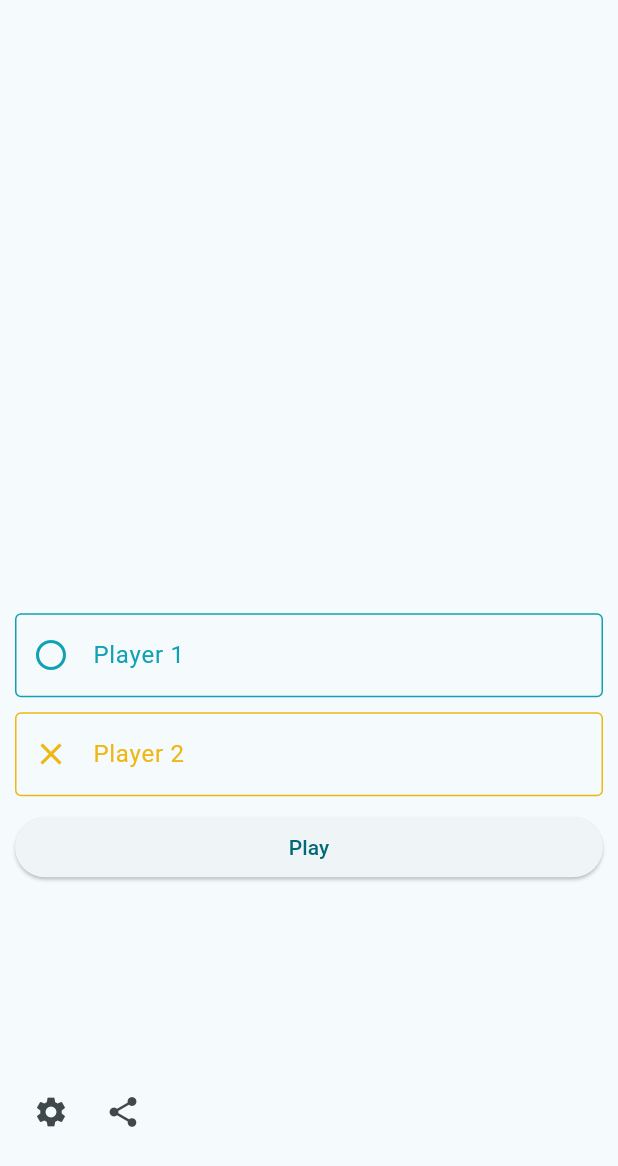
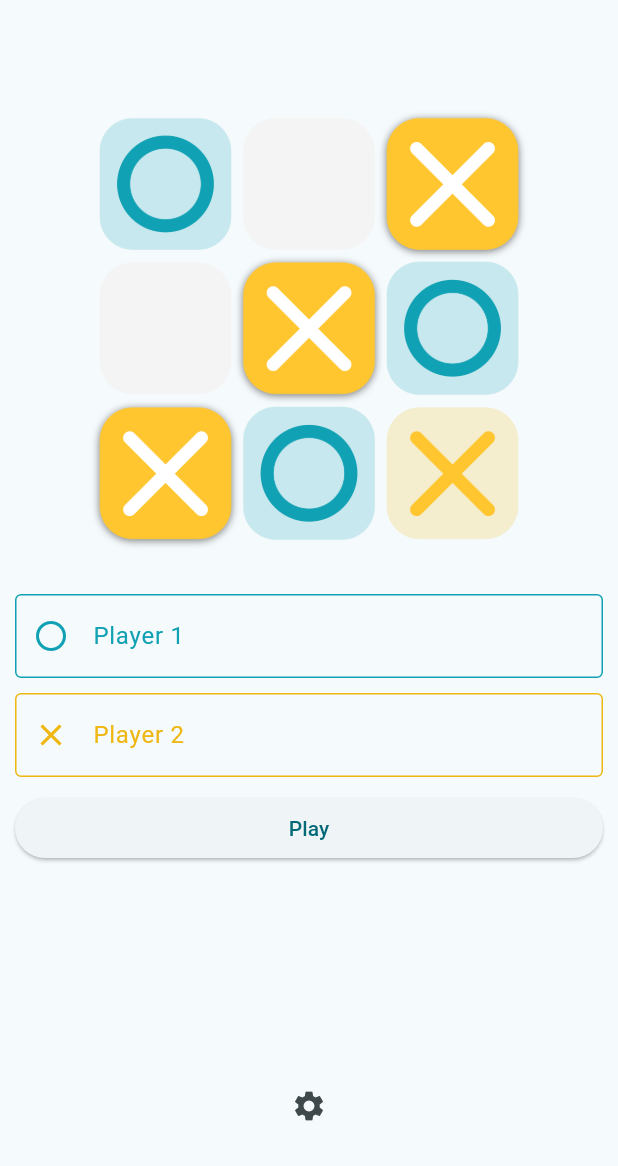
Before and after one commit to box-bm/Minimal-tic-tac-toe, a Flutter app: the screen it shows after launch, on a phone screen of 412 x 824 dp. Shown: the top 1166 px of the screen. Run offline on Flutter 3.47's test engine with Material 2 defaults, Android fonts, the phone set to English and light mode, and no system bars; our stand-ins replace animated_text_kit, bloc, equatable, flutter_bloc, flutter_colorpicker, google_mobile_ads and 1 more; missing offline and left inert: lit_relative_date_time; network calls fail.

Commit message:
added assets for icon app and for presentation

```diff
--- a/lib/screens/presentation.dart
+++ b/lib/screens/presentation.dart
@@ -30,7 +30,11 @@ class Presentation extends StatelessWidget {
           child: Column(
             crossAxisAlignment: CrossAxisAlignment.stretch,
             children: [
-              const Spacer(flex: 7),
+              const Spacer(flex: 1),
+              Expanded(
+                  flex: 5,
+                  child: Image.asset("images/logo.png", fit: BoxFit.fitHeight)),
+              const SizedBox(height: 20),
               BlocBuilder<PlayersBloc, PlayersState>(
                 builder: (context, state) {
                   return Column(
@@ -55,13 +59,15 @@ class Presentation extends StatelessWidget {
                           child: Text(S.of(context).newGame)))),
               const Spacer(flex: 2),
               Row(
+                crossAxisAlignment: CrossAxisAlignment.center,
+                mainAxisAlignment: MainAxisAlignment.center,
                 children: [
                   IconButton(
                       onPressed: () {
                         Navigator.pushNamed(context, Settings.route);
                       },
                       icon: const Icon(Icons.settings)),
-                  IconButton(onPressed: () {}, icon: const Icon(Icons.share)),
+                  // IconButton(onPressed: () {}, icon: const Icon(Icons.share)),
                 ],
               ),
               const Spacer(),
--- a/pubspec.yaml
+++ b/pubspec.yaml
@@ -70,9 +70,8 @@ flutter:
   uses-material-design: true
 
   # To add assets to your application, add an assets section, like this:
-  # assets:
-  #   - images/a_dot_burr.jpeg
-  #   - images/a_dot_ham.jpeg
+  assets:
+    - images/logo.png
 
   # An image asset can refer to one or more resolution-specific "variants", see
   # https://flutter.dev/assets-and-images/#resolution-aware
```
Also changed, not shown: images/logo.png (added), 26 other files.
